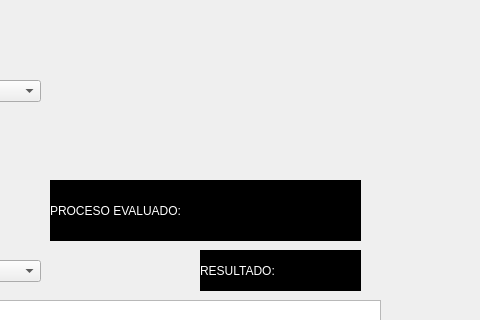
Qt form interfaces/analista_calidad/show_analyst_data.ui (Ersa77/teggium_evaluations) before a commit; both pictures show x 300 to 780 and y 0 to 320 of the 1141 by 682 pixel window.
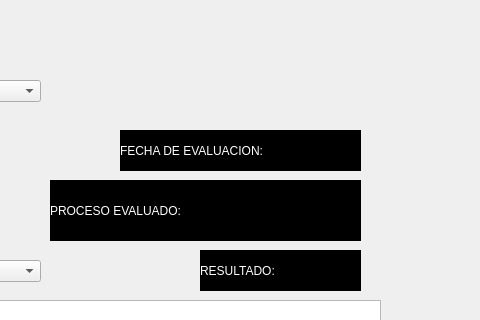
The same form after that commit. Icons and pictures are not drawn.

Commit message: modified:   database/mybd bd para desarrollo uwu 	modified:   dist/log_in.exe validar rol de usuario 	new file:   interfaces/supervisor/mainpageSupervisor.ui cree las interfaces para supervisores 	new file:   source/mainPageSupervisor.py Archivo fuente para interfaz Supervisor 	modified:   source/showAnalystData.py agregue indicador Fecha de Evaluacion

```diff
--- a/interfaces/analista_calidad/show_analyst_data.ui
+++ b/interfaces/analista_calidad/show_analyst_data.ui
@@ -235,6 +235,24 @@
     <bool>true</bool>
    </property>
   </widget>
+  <widget class="QLabel" name="evaDateUwU">
+   <property name="geometry">
+    <rect>
+     <x>420</x>
+     <y>130</y>
+     <width>241</width>
+     <height>41</height>
+    </rect>
+   </property>
+   <property name="styleSheet">
+    <string notr="true">background-color: rgb(0, 0, 0);
+font: 10pt &quot;MS Shell Dlg 2&quot;;
+color: rgb(255, 255, 255);</string>
+   </property>
+   <property name="text">
+    <string>FECHA DE EVALUACION:</string>
+   </property>
+  </widget>
  </widget>
  <resources/>
  <connections/>
```
The commit also changes 25 other files.
